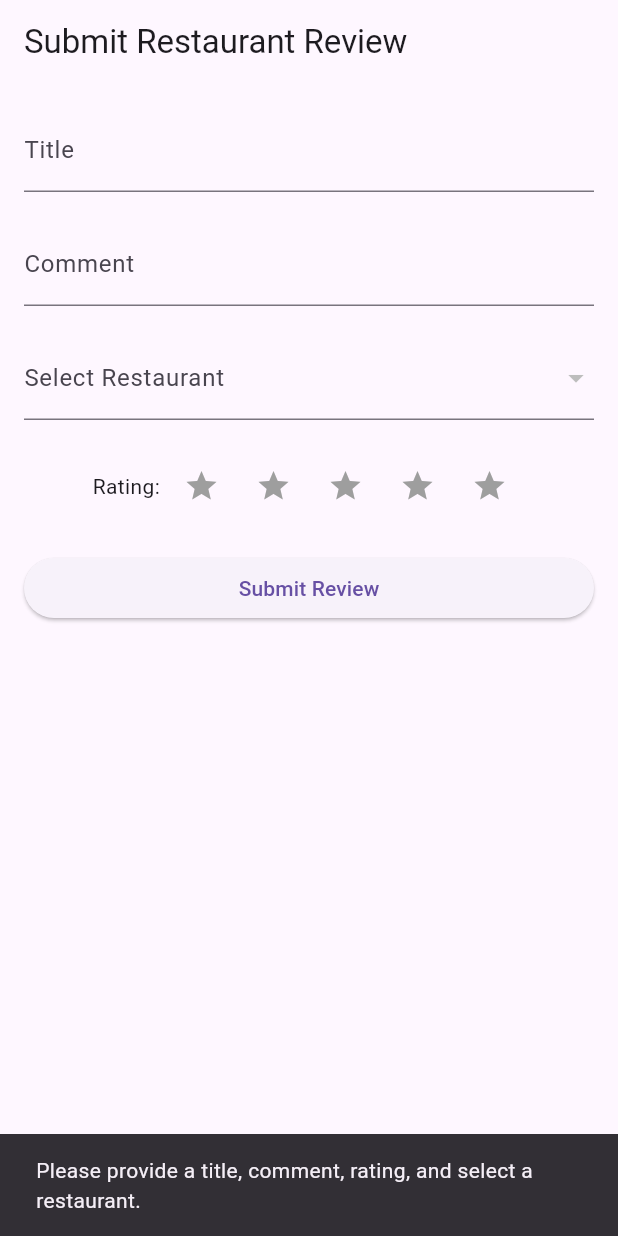
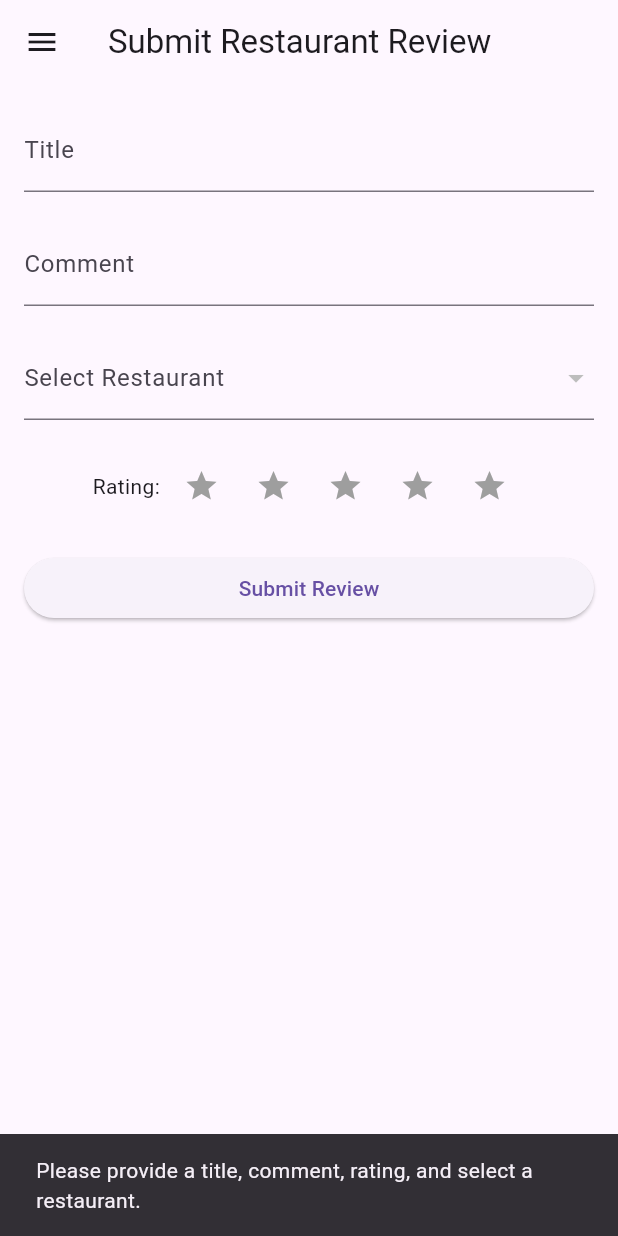
Before and after one commit to dmevans27/MADDeliveryApp, a Flutter app: the ReviewPage screen opened directly, after a tap on "Submit Review", on a phone screen of 412 x 824 dp. Run offline on Flutter 3.47's test engine with Material 3 defaults, Android fonts, the light colour scheme and no system bars; our stand-ins replace cloud_firestore, firebase_auth, firebase_core; accounts and stored records are empty.

Commit message:
working review page

```diff
--- a/lib/review.dart
+++ b/lib/review.dart
@@ -28,7 +28,10 @@ Future<void> _fetchRestaurants() async {
   try {
     QuerySnapshot snapshot = await FirebaseFirestore.instance.collection('restaurants').get();
     setState(() {
-      _restaurants = snapshot.docs.map((doc) => doc.id).toList(); // Get the document IDs (restaurant names)
+      _restaurants = snapshot.docs
+    .map((doc) => (doc.data() as Map<String, dynamic>)['name'] ?? 'No Name')
+    .toList()
+    .cast<String>(); // Cast the list to List<String>the 'name' field of each document if it exists, otherwise use 'No Name'
       _selectedRestaurant = _restaurants.isNotEmpty ? _restaurants.first : ''; // Set the first restaurant as default
     });
   } catch (error) {
@@ -36,8 +39,11 @@ Future<void> _fetchRestaurants() async {
   }
 }
 
+
+
 Widget build(BuildContext context) {
   return Scaffold(
+    drawer: const Navigation(),
     appBar: AppBar(
       title: const Text('Submit Restaurant Review'),
     ),
@@ -153,15 +159,51 @@ void _submitReview(BuildContext context) async {
     return;
   }
 
-  // Add the review to Firestore
   try {
-    await FirebaseFirestore.instance.collection('restaurants').doc(_selectedRestaurant).collection('reviews').add({
-      'title': title,
-      'comment': comment,
-      'rating': _rating,
-      // Add other fields such as userId, timestamp, etc.
-    });
-    Navigator.pop(context); // Return to the previous page
+    // Query for the restaurant document based on the selected restaurant name
+    QuerySnapshot restaurantQuery = await FirebaseFirestore.instance.collection('restaurants')
+      .where('name', isEqualTo: _selectedRestaurant)
+      .get();
+
+    // Check if any restaurant documents match the selected name
+    if (restaurantQuery.docs.isNotEmpty) {
+      // Get the first matching restaurant document
+      DocumentSnapshot restaurantSnapshot = restaurantQuery.docs.first;
+
+      // Explicitly cast data to a map
+      Map<String, dynamic>? data = restaurantSnapshot.data() as Map<String, dynamic>?;
+
+      // Check if data is not null and contains the 'numberOfReviews' field
+      if (data != null && data.containsKey('numberOfReviews')) {
+        // Get the current number of reviews
+        int numberOfReviews = data['numberOfReviews'] ?? 0;
+
+        // Increment the number of reviews
+        numberOfReviews++;
+
+        // Add the review document to the 'reviews' subcollection of the selected restaurant document
+        await restaurantSnapshot.reference.collection('reviews').doc('review$numberOfReviews').set({
+          'title': title,
+          'comment': comment,
+          'rating': _rating,
+          // Add other fields such as userId, timestamp, etc.
+        });
+
+        // Update the number of reviews in the restaurant document
+        await restaurantSnapshot.reference.update({'numberOfReviews': numberOfReviews});
+
+        // Navigate back to the home screen after submitting the review
+        Navigator.pushReplacement(context, MaterialPageRoute(builder: (context) => const HomeScreen()));
+      } else {
+        ScaffoldMessenger.of(context).showSnackBar(
+          const SnackBar(content: Text('Restaurant document is missing the numberOfReviews field.')),
+        );
+      }
+    } else {
+      ScaffoldMessenger.of(context).showSnackBar(
+        const SnackBar(content: Text('Selected restaurant does not exist.')),
+      );
+    }
   } catch (error) {
     // Handle errors
     print('Error submitting review: $error');
```
Also changed, not shown: lib/homescreen.dart (line endings or trailing spaces), lib/reviewlist.dart (added).
